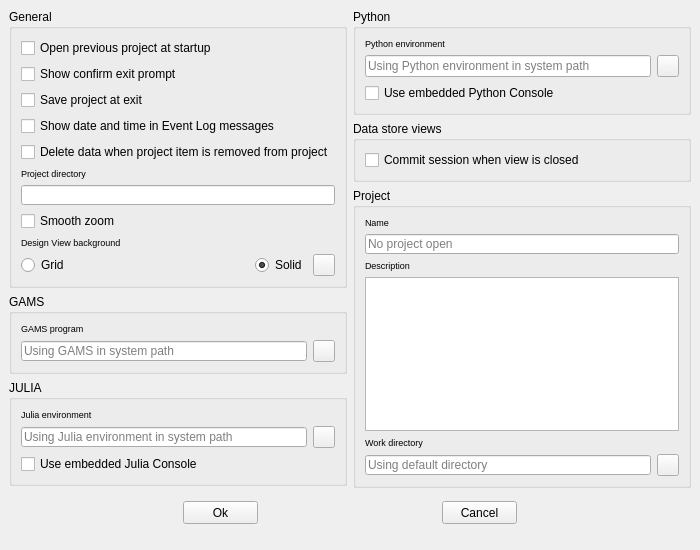
Before: the Qt Designer form spinetoolbox/ui/settings.ui in spine-tools/Spine-Toolbox, drawn with Qt 5.
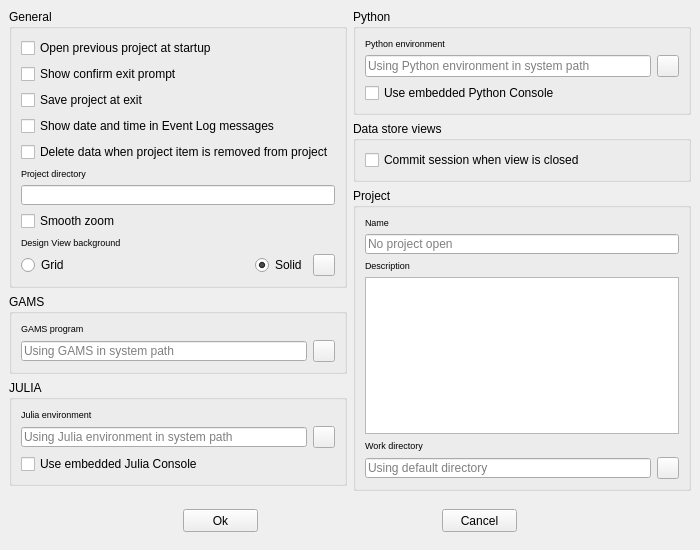
After: the same form once the commit is applied.

Commit message: Removed status bar from Settings widget

The edit to the form file:
```diff
--- a/spinetoolbox/ui/settings.ui
+++ b/spinetoolbox/ui/settings.ui
@@ -108,7 +108,7 @@
           <x>0</x>
           <y>0</y>
           <width>338</width>
-          <height>475</height>
+          <height>482</height>
          </rect>
         </property>
         <property name="autoFillBackground">
@@ -789,10 +789,10 @@
       <number>0</number>
      </property>
      <property name="topMargin">
-      <number>6</number>
+      <number>9</number>
      </property>
      <property name="bottomMargin">
-      <number>6</number>
+      <number>18</number>
      </property>
      <item>
       <spacer name="horizontalSpacer_2">
@@ -879,41 +879,6 @@
      </item>
     </layout>
    </item>
-   <item>
-    <layout class="QHBoxLayout" name="horizontalLayout_statusbar_placeholder">
-     <property name="spacing">
-      <number>0</number>
-     </property>
-     <property name="leftMargin">
-      <number>0</number>
-     </property>
-     <property name="topMargin">
-      <number>0</number>
-     </property>
-     <property name="rightMargin">
-      <number>0</number>
-     </property>
-     <property name="bottomMargin">
-      <number>0</number>
-     </property>
-     <item>
-      <widget class="QWidget" name="widget_invisible_dummy" native="true">
-       <property name="minimumSize">
-        <size>
-         <width>0</width>
-         <height>20</height>
-        </size>
-       </property>
-       <property name="maximumSize">
-        <size>
-         <width>0</width>
-         <height>20</height>
-        </size>
-       </property>
-      </widget>
-     </item>
-    </layout>
-   </item>
   </layout>
   <zorder></zorder>
  </widget>
```
The commit also changes 8 other files.
